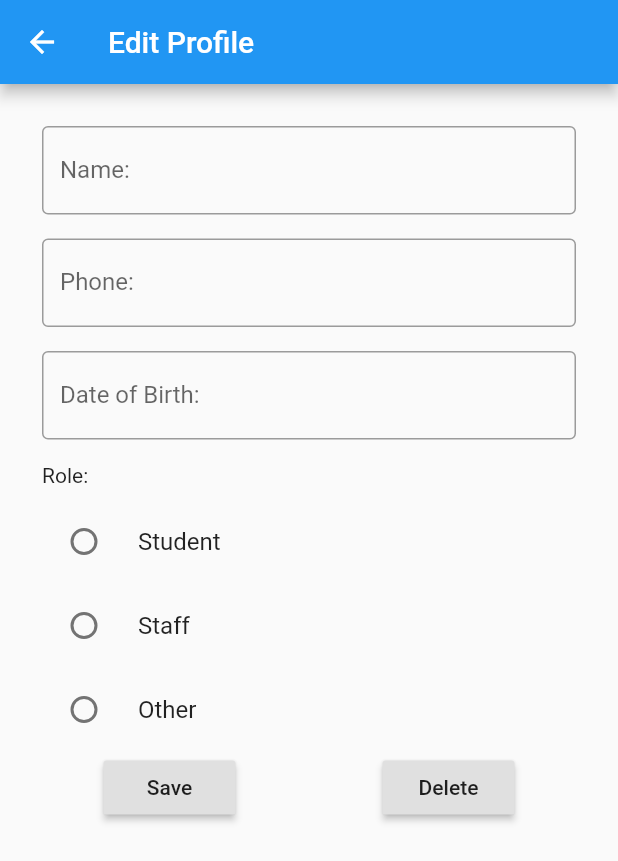
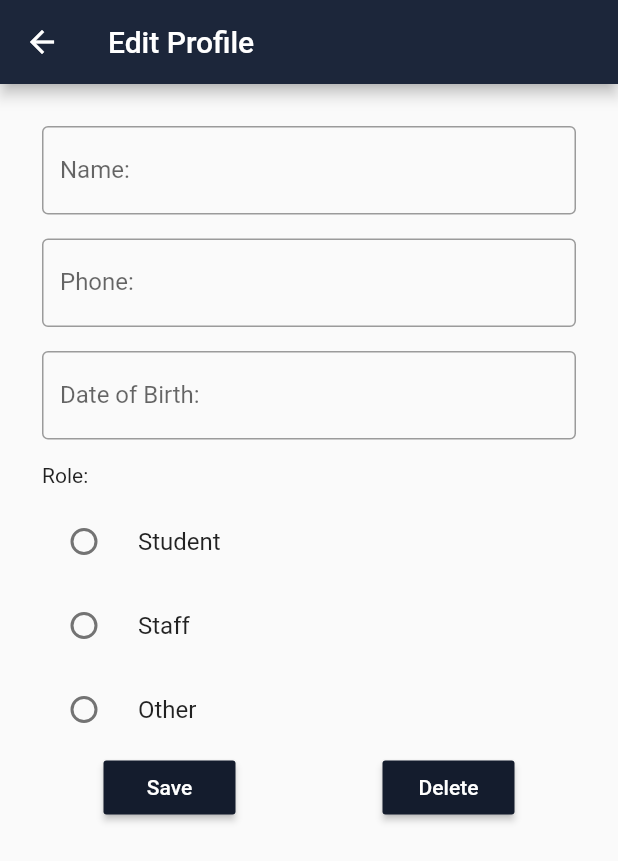
Before and after one commit to bingzhang/scci-poc-flutter, a Flutter app: the screen it shows after launch, after a tap on "Profile", on a phone screen of 412 x 824 dp. Shown: the top 861 px of the screen. Run offline on Flutter 3.47's test engine with Material 2 defaults, Android fonts, the phone set to English and light mode, and no system bars; our stand-ins replace shared_preferences; missing offline and left inert: flutter_webview_plugin; accounts and stored records are empty; network calls fail.

Commit message:
Add branding: colors, buttons, home title bar image

```diff
--- a/lib/main.dart
+++ b/lib/main.dart
@@ -17,7 +17,7 @@ class ProfileDemoApp extends StatelessWidget {
     return MaterialApp(
       title: 'Profile Demo',
       theme: ThemeData(
-        primarySwatch: Colors.blue,
+        primaryColor: Color.fromARGB(255, 28, 38, 58),
       ),
       home: ProfileHomePage(),
     );
--- a/lib/ui/ProfileEditPage.dart
+++ b/lib/ui/ProfileEditPage.dart
@@ -136,7 +136,11 @@ class _ProfileEditPageState extends State<ProfileEditPage> {
           mainAxisAlignment: MainAxisAlignment.spaceAround,
           children: <Widget>[
             RaisedButton(
-              child: const Text('Save'),
+              color: Constants.BUTTON_DEFAULT_BACK_COLOR,
+              child: const Text(
+                'Save',
+                style: Constants.BUTTON_DEFAULT_TEXT_STYLE,
+              ),
               onPressed: () {
                 if (_formKey.currentState.validate()) {
                   _formKey.currentState.setState(() {
@@ -154,7 +158,11 @@ class _ProfileEditPageState extends State<ProfileEditPage> {
               },
             ),
             RaisedButton(
-              child: const Text('Delete'),
+              color: Constants.BUTTON_DEFAULT_BACK_COLOR,
+              child: const Text(
+                'Delete',
+                style: Constants.BUTTON_DEFAULT_TEXT_STYLE,
+              ),
               onPressed: () {
                 _performDelete();
               },
--- a/lib/ui/ProfileHomePage.dart
+++ b/lib/ui/ProfileHomePage.dart
@@ -39,7 +39,12 @@ class _ProfileHomePageState extends State<ProfileHomePage> {
   Widget build(BuildContext context) {
     return Scaffold(
       appBar: AppBar(
-        title: Text('Profile Demo'),
+        title: new Image.asset(
+          'images/illinois_vertical.png',
+          fit: BoxFit.scaleDown,
+          alignment: Alignment.center,
+        ),
+        centerTitle: true,
       ),
       body: Center(
           child: Column(
@@ -51,13 +56,21 @@ class _ProfileHomePageState extends State<ProfileHomePage> {
                   mainAxisAlignment: MainAxisAlignment.spaceEvenly,
                   children: <Widget>[
                     RaisedButton(
-                        child: const Text('Directions'),
+                        color: Constants.BUTTON_DEFAULT_BACK_COLOR,
+                        child: const Text(
+                          'Directions',
+                          style: Constants.BUTTON_DEFAULT_TEXT_STYLE,
+                        ),
                         onPressed: () {
                           _openWeb(
                               "Directions", "https://goo.gl/maps/vc7DRLgiMM22");
                         }),
                     RaisedButton(
-                        child: const Text('Information'),
+                        color: Constants.BUTTON_DEFAULT_BACK_COLOR,
+                        child: const Text(
+                          'Information',
+                          style: Constants.BUTTON_DEFAULT_TEXT_STYLE,
+                        ),
                         onPressed: () {
                           _openWeb("Information",
                               "http://catalog.illinois.edu/general-information/");
@@ -69,13 +82,21 @@ class _ProfileHomePageState extends State<ProfileHomePage> {
                   mainAxisAlignment: MainAxisAlignment.spaceEvenly,
                   children: <Widget>[
                     RaisedButton(
-                        child: const Text('Faculty Listing'),
+                        color: Constants.BUTTON_DEFAULT_BACK_COLOR,
+                        child: const Text(
+                          'Faculty Listing',
+                          style: Constants.BUTTON_DEFAULT_TEXT_STYLE,
+                        ),
                         onPressed: () {
                           _openWeb("Faculty Listing",
                               "https://directory.illinois.edu/facultyListing");
                         }),
                     RaisedButton(
-                        child: const Text('Schedule'),
+                        color: Constants.BUTTON_DEFAULT_BACK_COLOR,
+                        child: const Text(
+                          'Schedule',
+                          style: Constants.BUTTON_DEFAULT_TEXT_STYLE,
+                        ),
                         onPressed: () {
                           _openWeb("Schedule",
                               "https://courses.illinois.edu/schedule/DEFAULT/DEFAULT");
@@ -87,14 +108,22 @@ class _ProfileHomePageState extends State<ProfileHomePage> {
                   mainAxisAlignment: MainAxisAlignment.spaceEvenly,
                   children: <Widget>[
                     RaisedButton(
-                        child: const Text('Directions'),
+                        color: Constants.BUTTON_DEFAULT_BACK_COLOR,
+                        child: const Text(
+                          'Directions',
+                          style: Constants.BUTTON_DEFAULT_TEXT_STYLE,
+                        ),
                         onPressed: () {
                           _openWeb(
                               "Directions", "https://goo.gl/maps/vc7DRLgiMM22");
                         })
                   ])),
           RaisedButton(
-              child: const Text('Profile'),
+              color: Constants.BUTTON_DEFAULT_BACK_COLOR,
+              child: const Text(
+                'Profile',
+                style: Constants.BUTTON_DEFAULT_TEXT_STYLE,
+              ),
               onPressed: () => Navigator.push(
                       context,
                       MaterialPageRoute(
--- a/lib/utility/Utils.dart
+++ b/lib/utility/Utils.dart
@@ -1,5 +1,6 @@
 import 'package:shared_preferences/shared_preferences.dart';
 import 'package:uuid/uuid.dart';
+import 'package:flutter/material.dart';
 
 class Utils {
 
@@ -29,4 +30,6 @@ class Utils {
 class Constants {
   static const String DEFAULT_SERVER_HOST = "https://profile.inabyte.com";
   static const String SERVER_PORT = "8082";
+  static const Color BUTTON_DEFAULT_BACK_COLOR = Color.fromARGB(255, 20, 28, 45);
+  static const TextStyle BUTTON_DEFAULT_TEXT_STYLE = TextStyle(color: Colors.white);
 }
--- a/pubspec.yaml
+++ b/pubspec.yaml
@@ -43,9 +43,8 @@ flutter:
   uses-material-design: true
 
   # To add assets to your application, add an assets section, like this:
-  # assets:
-  #  - images/a_dot_burr.jpeg
-  #  - images/a_dot_ham.jpeg
+  assets:
+  - images/
 
   # An image asset can refer to one or more resolution-specific "variants", see
   # https://flutter.io/assets-and-images/#resolution-aware.
```
Also changed, not shown: images/illinois_vertical.png (added).
